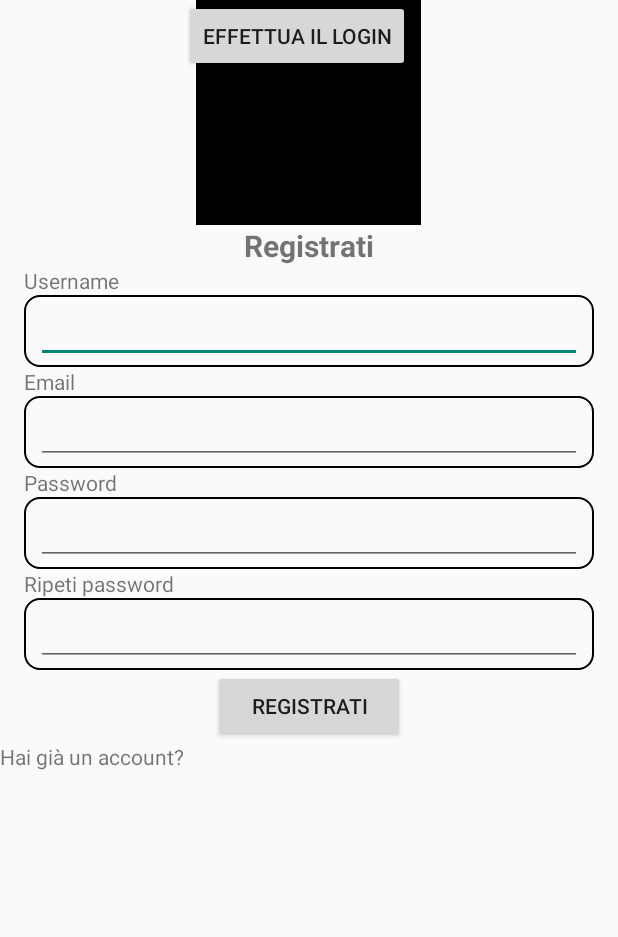
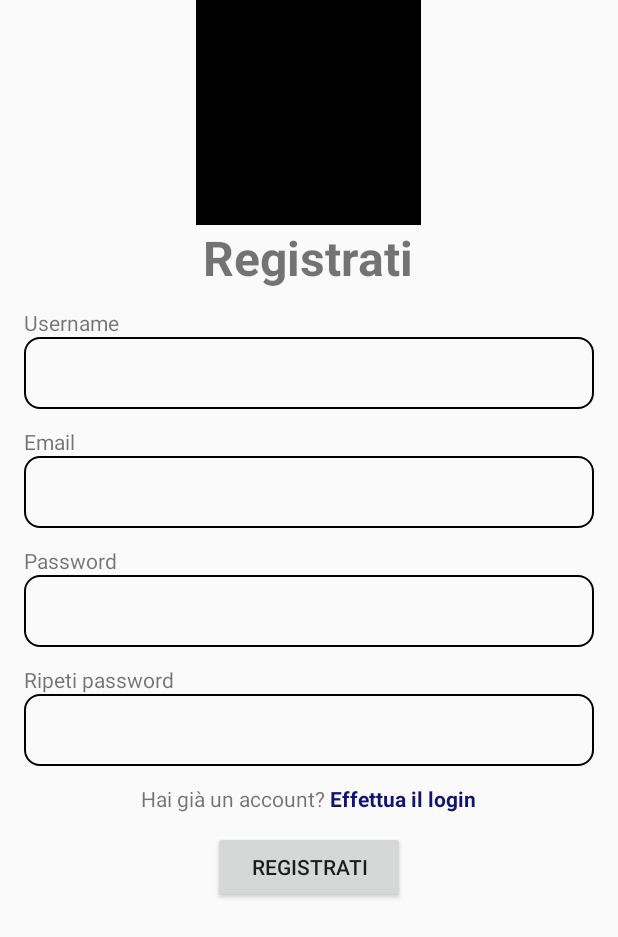
Before and after one commit to RodriMont/yourtask, an Android app: the screen it shows after launch (SignUpActivity), on a phone screen of 412 x 824 dp. Shown: the top 937 px of the screen. Run offline under Robolectric (Android 15) with nearby library versions, the phone set to English and light mode, and no system bars.

Commit message:
Aggiunta spaziatura elementi

```diff
--- a/app/app/src/main/res/layout/activity_sign_up.xml
+++ b/app/app/src/main/res/layout/activity_sign_up.xml
@@ -19,7 +19,7 @@
         android:layout_height="wrap_content"
         android:layout_below="@id/signup_logo"
         android:layout_centerHorizontal="true"
-        android:textSize="20sp"
+        android:textSize="32sp"
         android:textStyle="bold"
         android:text="Registrati"/>
 
@@ -30,6 +30,7 @@
         android:layout_height="wrap_content"
         android:layout_below="@id/signup_title"
         android:layout_marginStart="16dp"
+        android:layout_marginTop="12dp"
         android:text="Username"/>
 
     <View
@@ -41,21 +42,26 @@
         android:layout_marginEnd="16dp"
         android:background="@drawable/rounded_edittext"/>
 
+    <!-- Email -->
     <EditText
         android:id="@+id/signup_username_edittext"
         android:layout_width="match_parent"
         android:layout_height="wrap_content"
         android:layout_below="@id/signup_username_label"
         android:layout_marginStart="24dp"
-        android:layout_marginEnd="24dp"/>
+        android:layout_marginTop="12dp"
+        android:layout_marginEnd="24dp"
+        android:inputType="text"
+        android:maxLines="1"
+        android:background="@null" />
 
-    <!-- Email -->
     <TextView
         android:id="@+id/signup_email_label"
         android:layout_width="wrap_content"
         android:layout_height="wrap_content"
         android:layout_below="@id/signup_username_shape"
         android:layout_marginStart="16dp"
+        android:layout_marginTop="12dp"
         android:text="Email"/>
 
     <View
@@ -73,7 +79,11 @@
         android:layout_height="wrap_content"
         android:layout_below="@id/signup_email_label"
         android:layout_marginStart="24dp"
-        android:layout_marginEnd="24dp"/>
+        android:layout_marginTop="12dp"
+        android:layout_marginEnd="24dp"
+        android:inputType="text"
+        android:maxLines="1"
+        android:background="@null"/>
 
     <!-- Password -->
     <TextView
@@ -82,6 +92,7 @@
         android:layout_height="wrap_content"
         android:layout_below="@id/signup_email_shape"
         android:layout_marginStart="16dp"
+        android:layout_marginTop="12dp"
         android:text="Password"/>
 
     <View
@@ -99,7 +110,11 @@
         android:layout_height="wrap_content"
         android:layout_below="@id/signup_password_label"
         android:layout_marginStart="24dp"
-        android:layout_marginEnd="24dp"/>
+        android:layout_marginTop="12dp"
+        android:layout_marginEnd="24dp"
+        android:inputType="textPassword"
+        android:maxLines="1"
+        android:background="@null"/>
 
     <!-- Repeat Password-->
     <TextView
@@ -108,6 +123,7 @@
         android:layout_height="wrap_content"
         android:layout_below="@id/signup_password_shape"
         android:layout_marginStart="16dp"
+        android:layout_marginTop="12dp"
         android:text="Ripeti password"/>
 
     <View
@@ -125,27 +141,48 @@
         android:layout_height="wrap_content"
         android:layout_below="@id/signup_repeat_password_label"
         android:layout_marginStart="24dp"
-        android:layout_marginEnd="24dp"/>
+        android:layout_marginTop="12dp"
+        android:layout_marginEnd="24dp"
+        android:inputType="textPassword"
+        android:maxLines="1"
+        android:background="@null"/>
+
+    <LinearLayout
+        android:id="@+id/signup_arleady_signed_layout"
+        android:layout_width="wrap_content"
+        android:layout_height="wrap_content"
+        android:orientation="horizontal"
+        android:layout_below="@id/signup_repeat_password_shape"
+        android:layout_centerHorizontal="true">
+
+        <TextView
+            android:id="@+id/signup_arleady_signed_label"
+            android:layout_width="wrap_content"
+            android:layout_height="wrap_content"
+            android:layout_below="@id/signup_repeat_password_shape"
+            android:layout_marginTop="12dp"
+            android:gravity="center"
+            android:text="Hai già un account?"/>
+
+        <TextView
+            android:id="@+id/signup_arleady_signed_button"
+            android:layout_width="wrap_content"
+            android:layout_height="wrap_content"
+            android:layout_below="@id/signup_repeat_password_shape"
+            android:layout_toEndOf="@id/signup_arleady_signed_label"
+            android:layout_marginTop="12dp"
+            android:textColor="#121271"
+            android:textStyle="bold"
+            android:text=" Effettua il login"/>
+
+    </LinearLayout>
 
     <Button
         android:id="@+id/signup_button"
         android:layout_width="128dp"
         android:layout_height="wrap_content"
-        android:layout_below="@id/signup_repeat_password_shape"
+        android:layout_below="@id/signup_arleady_signed_layout"
         android:layout_centerHorizontal="true"
+        android:layout_marginTop="12dp"
         android:text="Registrati"/>
-
-    <TextView
-        android:id="@+id/signup_arleady_signed_label"
-        android:layout_width="wrap_content"
-        android:layout_height="wrap_content"
-        android:layout_below="@id/signup_button"
-        android:text="Hai già un account?"/>
-
-    <Button
-        android:id="@+id/signup_arleady_signed_button"
-        android:layout_width="wrap_content"
-        android:layout_height="wrap_content"
-        android:layout_toRightOf="@id/signup_arleady_signed_label"
-        android:text="Effettua il login"/>
 </RelativeLayout>
```
